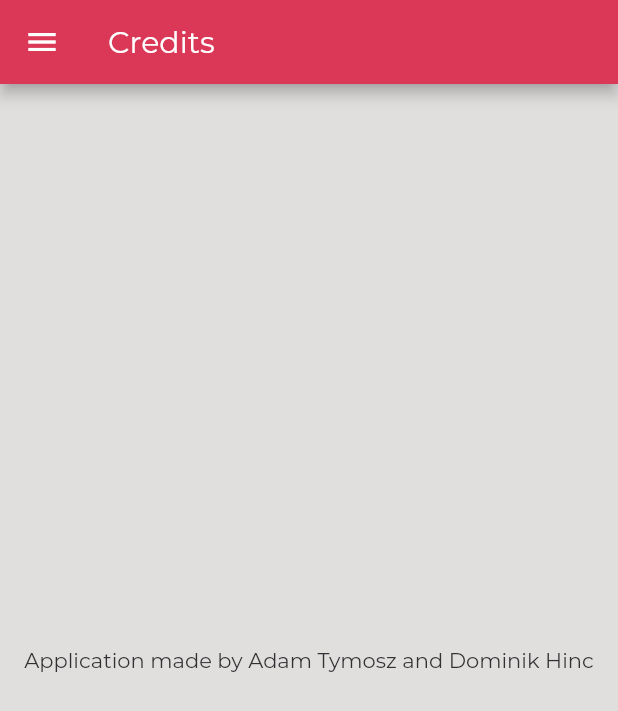
After one commit to DominikHinc/WordFishing_Flutter, a Flutter app: the CreditsScreen screen opened by its route, on a phone screen of 412 x 824 dp. The commit adds this screen. Shown: the top 711 px of the screen. Run offline on Flutter 3.47's test engine with Material 2 defaults, Android fonts, the phone set to English and light mode, and no system bars.

Commit message:
Add empty navigation screens

```diff
--- /dev/null
+++ b/lib/screens/credits-screen.dart
@@ -0,0 +1,18 @@
+import 'package:WordFishing/widgets/main-drawer.dart';
+import 'package:flutter/material.dart';
+
+class CreditsScreen extends StatelessWidget {
+  static const routeName = './Credits';
+  @override
+  Widget build(BuildContext context) {
+    return Scaffold(
+      appBar: AppBar(
+        title: Text("Credits"),
+      ),
+      drawer: MainDrawer(),
+      body: Center(
+        child: Text("Application made by Adam Tymosz and Dominik Hinc"),
+      ),
+    );
+  }
+}
--- a/lib/screens/home-screen.dart
+++ b/lib/screens/home-screen.dart
@@ -1,9 +1,11 @@
+import 'package:WordFishing/navigation/routes-config.dart';
 import 'package:WordFishing/providers/theme-provider.dart';
 import 'package:WordFishing/widgets/main-drawer.dart';
 import 'package:flutter/material.dart';
 import 'package:provider/provider.dart';
 
 class HomeScreen extends StatefulWidget {
+  static const routeName = INITIAL_ROUTE;
   @override
   _HomeScreenState createState() => _HomeScreenState();
 }
```
Also changed, not shown: lib/navigation/routes-config.dart (+15 -1 lines), lib/screens/achievements-screen.dart (added, +18 -0 lines), lib/screens/auth-screen.dart (added, +18 -0 lines), lib/screens/custom-list-screen.dart (added, +18 -0 lines), lib/screens/learning-screen.dart (added, +18 -0 lines), lib/screens/settings-screen.dart (added, +18 -0 lines), lib/screens/units-screen.dart (added, +18 -0 lines).
